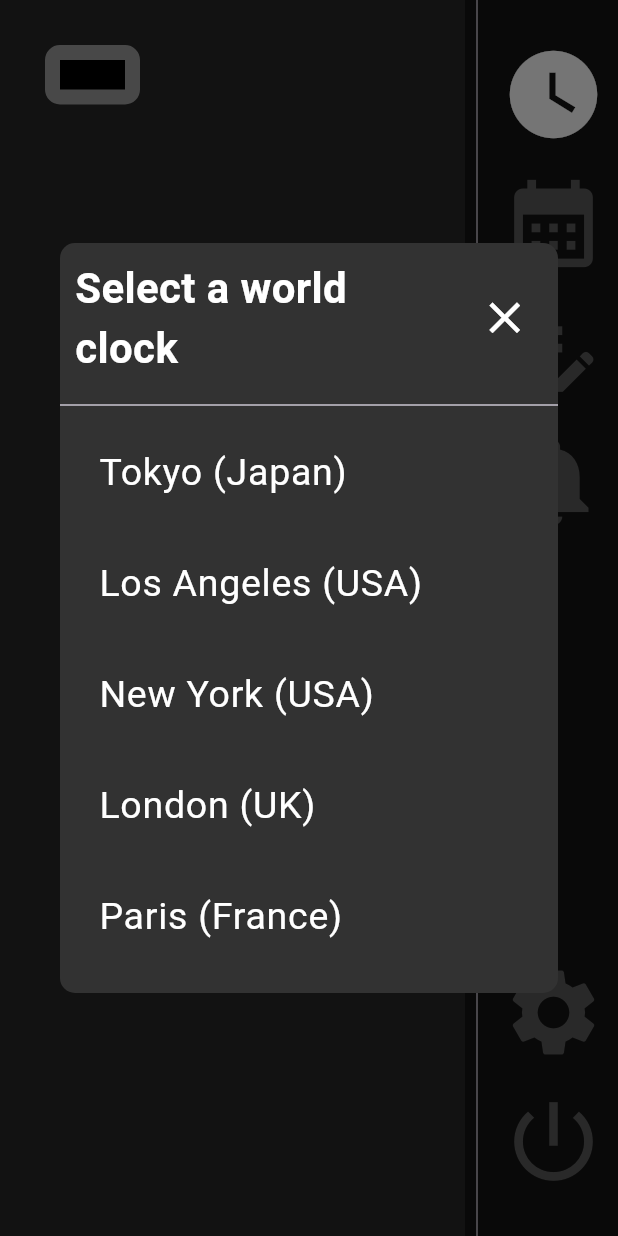
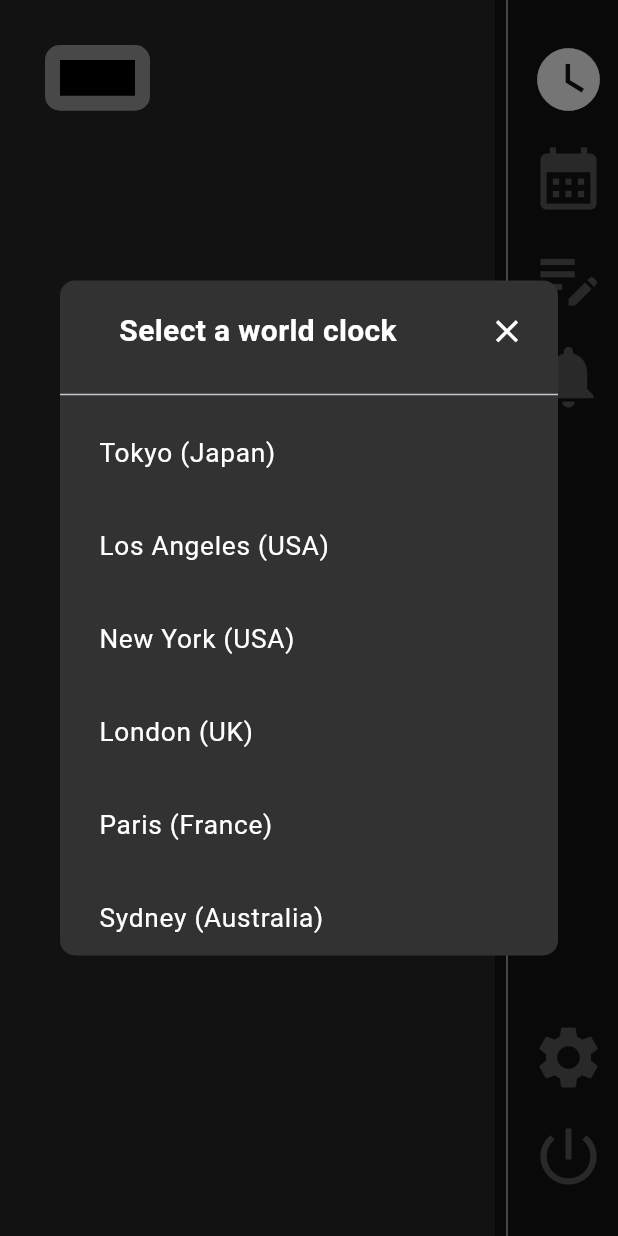
Before and after one commit to Shogo-Toiyama/smartclock, a Flutter app: the screen it shows after launch, after a tap on an icon or button, on a phone screen of 412 x 824 dp. Run offline on Flutter 3.47's test engine with Material 3 defaults, Android fonts, the phone set to English and light mode, and no system bars; our stand-ins replace device_preview, flutter_hooks, flutter_riverpod, go_router, hive_flutter, hooks_riverpod and 1 more; accounts and stored records are empty.

Commit message:
fix font and screen size to match 1024x600

```diff
--- a/lib/main.dart
+++ b/lib/main.dart
@@ -25,7 +25,6 @@
     final router = RouterClass().getRouter();
     return MaterialApp.router(
       title: 'smartclock',
-      locale: DevicePreview.locale(context),
       builder: DevicePreview.appBuilder,
       routeInformationProvider: router.routeInformationProvider,
       routeInformationParser: router.routeInformationParser,
--- a/lib/presentation/pages/clocks/clocks_page.dart
+++ b/lib/presentation/pages/clocks/clocks_page.dart
@@ -37,12 +37,8 @@ class ClocksPage extends HookConsumerWidget {
           ref.read(timesProvider.notifier).changeTimesList(clockIndexes);
           counter = 0;
           interval = findInterval();
-          debugPrint('Update datetimes!\Now: ${DateTime.now()}');
         }
         counter += 1;
-        // debugPrint(
-        //     'interval: $interval, counter: $counter, \n    Actual : ${DateTime.now()}');
-        // debugPrint('    Showing: ${ref.read(timesProvider)[0]}');
       });
       return timer.cancel;
     }, []);
@@ -81,8 +77,8 @@ void showClockSelectMenu(BuildContext context, int? changeIndex) {
         return Dialog(
           backgroundColor: Colors.transparent,
           child: SizedBox(
-            height: 500,
-            width: 800,
+            height: 450,
+            width: 700,
             child: ClockSelectMenu(changeIndex: changeIndex),
           ),
         );
--- a/lib/presentation/pages/welcome/welcom_page.dart
+++ b/lib/presentation/pages/welcome/welcom_page.dart
@@ -1,5 +1,6 @@
 import 'dart:async';
 import 'dart:developer';
+import 'dart:ui' as ui;
 
 import 'package:flutter/material.dart';
 import 'package:flutter_hooks/flutter_hooks.dart';
@@ -14,14 +15,13 @@ class WelcomPage extends HookConsumerWidget {
 
   @override
   Widget build(BuildContext context, WidgetRef ref) {
-    debugPrint('WelcomePage built');
     Future<void> loadInitialData() async {
       try {
         List<int>? clockIndex = await loadDataListInt('clockIndex');
         double? fontSize = await loadData('fontSize');
         clockIndex ??= [];
         ref.read(clockIndexProvider.notifier).changeClockIndex(clockIndex);
-        fontSize ??= 35;
+        fontSize ??= 25;
         ref.read(fontSizeProvider.notifier).changeFontSize(fontSize);
       } catch (e) {
         log('Error loading data: $e');
@@ -31,6 +31,7 @@ class WelcomPage extends HookConsumerWidget {
     final titleOpacity = useState(0.0);
 
     useEffect(() {
+      debugPrint('in the useEffect');
       Future.microtask(() async {
         await Future.delayed(const Duration(seconds: 1));
         await loadInitialData();
@@ -45,7 +46,8 @@ class WelcomPage extends HookConsumerWidget {
       return null;
     }, []);
 
-    return Container(
+    return Scaffold(
+      body: Container(
         decoration: const BoxDecoration(color: Colors.black),
         child: Center(
           child: AnimatedOpacity(
@@ -54,9 +56,26 @@ class WelcomPage extends HookConsumerWidget {
             child: Column(
               mainAxisAlignment: MainAxisAlignment.center,
               children: [
+                Stack(
+                  children: [
+                    ImageFiltered(
+                      imageFilter:
+                          ui.ImageFilter.blur(sigmaX: 40.0, sigmaY: 40.0),
+                      child: ColorFiltered(
+                        colorFilter: const ui.ColorFilter.mode(
+                            Color.fromRGBO(200, 200, 200, 1),
+                            BlendMode.srcATop),
+                        child: Image.asset(
+                          'assets/images/icon.png',
+                          height: 150,
+                        ),
+                      ),
+                    ),
                     Image.asset(
                       'assets/images/icon.png',
                       height: 150,
+                    ),
+                  ],
                 ),
                 const SizedBox(
                   height: 30,
@@ -67,9 +86,27 @@ class WelcomPage extends HookConsumerWidget {
                       color: Colors.white,
                       fontSize: 30,
                       fontWeight: FontWeight.bold,
-                    letterSpacing: 3),
+                      letterSpacing: 3,
+                      shadows: [
+                        Shadow(
+                          color: Colors.white,
+                          blurRadius: 20,
+                          offset: Offset(0, 3),
+                        ),
+                        Shadow(
+                          color: Colors.white,
+                          blurRadius: 20,
+                          offset: Offset(30, 3),
+                        ),
+                        Shadow(
+                          color: Colors.white,
+                          blurRadius: 20,
+                          offset: Offset(-30, 3),
+                        )
+                      ]),
                 ),
               ],
+            ),
           ),
         ),
       ),
--- a/lib/presentation/widgets/clock.dart
+++ b/lib/presentation/widgets/clock.dart
@@ -89,6 +89,7 @@ class Clock extends HookConsumerWidget {
 
     return Stack(
       children: [
+        // main clock view
         GestureDetector(
           onTap: () {},
           child: Container(
@@ -185,6 +186,8 @@ class Clock extends HookConsumerWidget {
             ),
           ),
         ),
+
+        //Menu barrier
         Positioned(
           top: borderWidth,
           bottom: borderWidth,
@@ -202,6 +205,8 @@ class Clock extends HookConsumerWidget {
             ),
           ),
         ),
+
+        // Menu
         Positioned(
           right: borderWidth,
           top: borderWidth,
@@ -325,6 +330,8 @@ class Clock extends HookConsumerWidget {
             ),
           ),
         ),
+
+        // Remove Clock Dialog
         Positioned(
           top: borderWidth,
           bottom: borderWidth,
@@ -343,13 +350,13 @@ class Clock extends HookConsumerWidget {
                   child: Column(
                     mainAxisAlignment: MainAxisAlignment.center,
                     children: [
-                      const Icon(
+                      Icon(
                         Icons.delete,
                         color: Colors.red,
-                        size: 40,
+                        size: fontSize * 1.1,
                       ),
                       const SizedBox(
-                        height: 10,
+                        height: 5,
                       ),
                       Text(
                         'Are you sure you want to \nremove this clock?',
@@ -361,7 +368,7 @@ class Clock extends HookConsumerWidget {
                         ),
                       ),
                       const SizedBox(
-                        height: 10,
+                        height: 5,
                       ),
                       Row(
                         mainAxisAlignment: MainAxisAlignment.center,
@@ -370,6 +377,7 @@ class Clock extends HookConsumerWidget {
                             width: 20,
                           ),
                           Container(
+                            height: 30,
                             decoration: const BoxDecoration(
                                 color: Colors.red,
                                 borderRadius:
@@ -396,9 +404,10 @@ class Clock extends HookConsumerWidget {
                             ),
                           ),
                           const SizedBox(
-                            width: 60,
+                            width: 40,
                           ),
                           Container(
+                            height: 30,
                             decoration: const BoxDecoration(
                                 color: Colors.white,
                                 borderRadius:
@@ -430,6 +439,8 @@ class Clock extends HookConsumerWidget {
             ),
           ),
         ),
+
+        // Move Clock Cancel
         Positioned(
           top: borderWidth,
           bottom: borderWidth,
@@ -478,6 +489,8 @@ class Clock extends HookConsumerWidget {
             ),
           ),
         ),
+
+        // Move Clock Here
         Positioned(
           top: borderWidth,
           bottom: borderWidth,
@@ -541,7 +554,7 @@ class AddClock extends ConsumerWidget {
     return Visibility(
       visible: ref.watch(showAddClockButtonProvider),
       child: GestureDetector(
-        onTap: (){
+        onTap: () {
           if (onTap != null) {
             onTap!(context);
           }
--- a/lib/presentation/widgets/clock_select_menu.dart
+++ b/lib/presentation/widgets/clock_select_menu.dart
@@ -72,6 +72,7 @@ class ClockMenuTile extends ConsumerWidget {
   final String location;
   @override
   Widget build(BuildContext context, WidgetRef ref) {
+    final double fontSize = ref.read(fontSizeProvider);
     return ListTile(
       onTap: () {
         Navigator.of(context).pop();
@@ -88,9 +89,9 @@ class ClockMenuTile extends ConsumerWidget {
         padding: const EdgeInsets.all(10),
         child: Text(
           location,
-          style: const TextStyle(
+          style: TextStyle(
             color: Colors.white,
-            fontSize: 25,
+            fontSize: fontSize * 0.7,
           ),
         ),
       ),
--- a/lib/system/state/providers.dart
+++ b/lib/system/state/providers.dart
@@ -1,6 +1,4 @@
 import 'dart:developer';
-
-import 'package:flutter/material.dart';
 import 'package:flutter_riverpod/flutter_riverpod.dart';
 import 'package:smartclock/presentation/pages/clocks/timezone.dart';
 import 'package:smartclock/system/data/data_access.dart';
@@ -36,14 +34,12 @@ class ClockIndexNotifier extends Notifier<List<int>> {
     state = indexes;
     ref.read(timesProvider.notifier).changeTimesList(state);
     saveData('clockIndex', state);
-    debugPrint('Data saved: $state');
   }
 
   void addClockIndex(int index) {
     state.add(index);
     ref.read(timesProvider.notifier).changeTimesList(state);
     saveData('clockIndex', state);
-    debugPrint('Data saved: $state');
   }
 }
 
@@ -77,7 +73,7 @@ final timesProvider = NotifierProvider<TimesNotifier, List<tz.TZDateTime>>(() {
 class FontSizeNotifier extends Notifier<double> {
   @override
   double build() {
-    return 35;
+    return 25;
   }
 
   void changeFontSize(double newFontSize) {
--- a/pubspec.yaml
+++ b/pubspec.yaml
@@ -10,7 +10,7 @@ environment:
 dependencies:
   flutter:
     sdk: flutter
-  go_router: ^14.2.7
+  go_router:
   flutter_hooks:
   flutter_riverpod:
   riverpod_annotation:
@@ -27,7 +27,7 @@ dev_dependencies:
   flutter_test:
     sdk: flutter
 
-  flutter_lints: ^4.0.0
+  flutter_lints:
 
 flutter:
   assets:
```
Also changed, not shown: pubspec.lock. Lines whose indentation alone changed are shown as unchanged.
